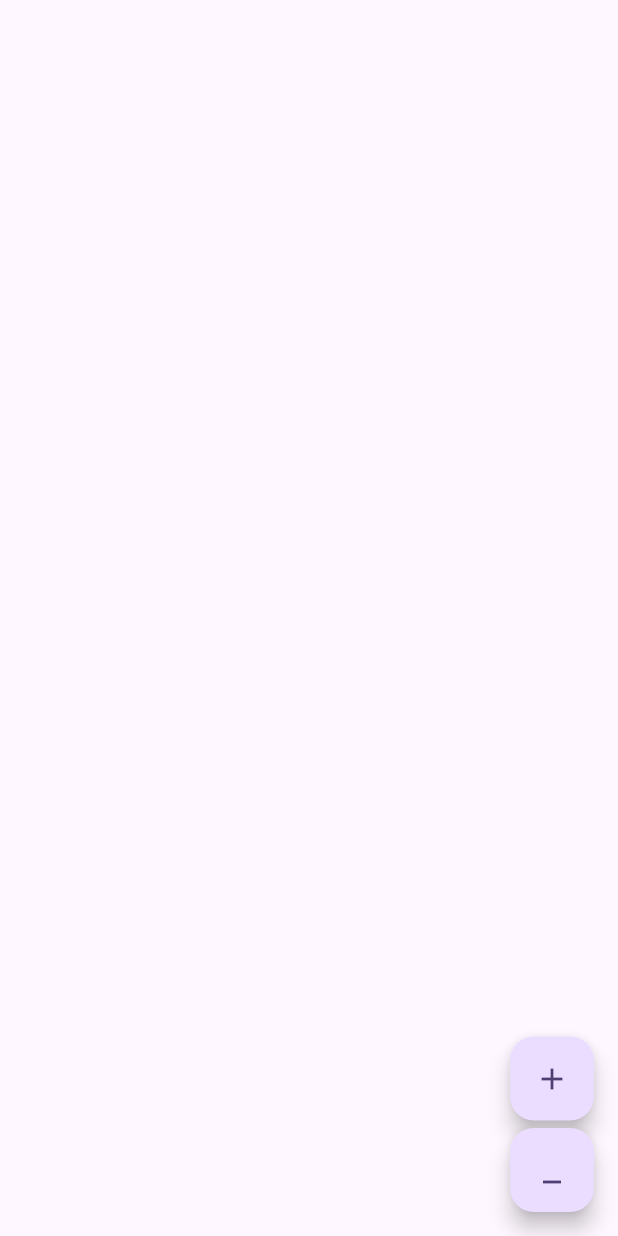
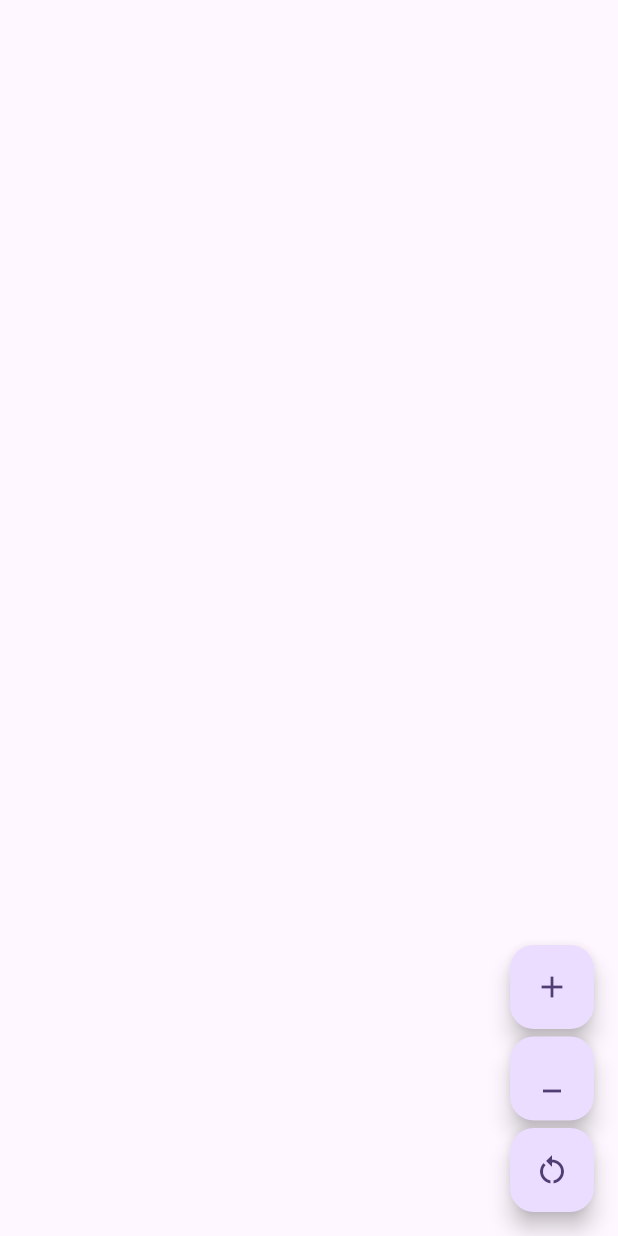
Before and after one commit to maxx-2345/BLoC_practice, a Flutter app: the IncdecPage screen opened directly, after a tap on the "minimize" icon, on a phone screen of 412 x 824 dp. Run offline on Flutter 3.47's test engine with Material 3 defaults, Android fonts, the phone set to English and light mode, and no system bars; our stand-ins replace flutter_bloc.

```diff
--- a/lib/IncDec_page.dart
+++ b/lib/IncDec_page.dart
@@ -1,3 +1,4 @@
+import 'package:bloc_example/bloc/counter_bloc.dart';
 import 'package:flutter/material.dart';
 import 'package:flutter_bloc/flutter_bloc.dart';
 
@@ -8,14 +9,14 @@ class IncdecPage extends StatelessWidget {
 
   @override
   Widget build(BuildContext context) {
-    final counterCubit = BlocProvider.of<CounterCubit>(context);
+    final counterBloc = BlocProvider.of<CounterBloc>(context);
     return Scaffold(
       floatingActionButton: Column(
         mainAxisAlignment: MainAxisAlignment.end,
         children: [
           FloatingActionButton(
             onPressed: () {
-              counterCubit.increment();
+              counterBloc.add(CounterIncremented());
             },
             tooltip: 'Increment',
             child: const Icon(Icons.add),
@@ -23,11 +24,20 @@ class IncdecPage extends StatelessWidget {
           SizedBox(height: 5,),
           FloatingActionButton(
             onPressed: () {
-              counterCubit.decrement();
+              counterBloc.add(CounterDecremented());
+              // counterCubit.decrement();
             },
             tooltip: 'Decrement',
             child: const Icon(Icons.minimize),
           ),
+          SizedBox(height: 5,),
+          FloatingActionButton(
+              onPressed: (){
+                counterBloc.add(CounterReset());
+              },
+            tooltip: 'Reset',
+            child: const Icon(Icons.restart_alt),
+          )
         ],
       ),
     );
--- /dev/null
+++ b/lib/bloc/counter_bloc.dart
@@ -0,0 +1,19 @@
+import 'package:flutter_bloc/flutter_bloc.dart';
+part 'counter_event.dart';
+
+class CounterBloc extends Bloc<CounterEvent,int>{
+  CounterBloc(): super(0){
+    on<CounterIncremented>((event, emit){
+      emit(state + 1);
+    });
+    on<CounterDecremented>((event,emit){
+      if(state == 0) {
+        return;
+      }
+      emit(state - 1);
+    });
+    on<CounterReset>((event,emit){
+      emit(0);
+    });
+  }
+}
--- /dev/null
+++ b/lib/bloc/counter_event.dart
@@ -0,0 +1,9 @@
+part of 'counter_bloc.dart';
+
+sealed class CounterEvent{}
+
+final class CounterIncremented extends CounterEvent{}
+
+final class CounterDecremented extends CounterEvent{}
+
+final class CounterReset extends CounterEvent{}
```
Also changed, not shown: lib/cubit/counter_cubit.dart (+6 -5 lines), lib/home_page.dart (+4 -5 lines), lib/main.dart (+6 -2 lines).
